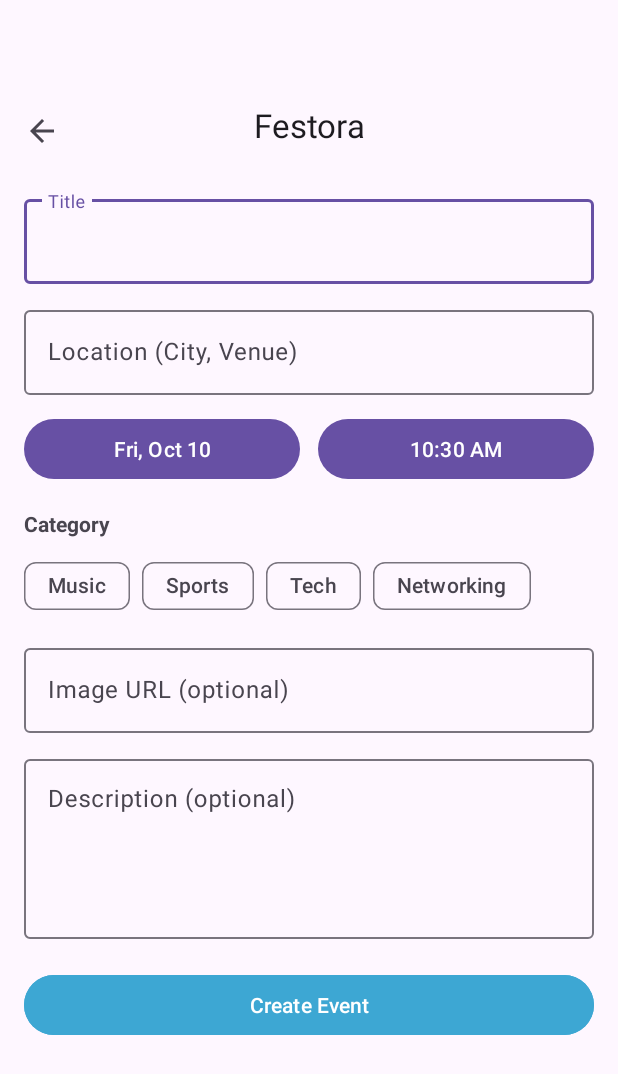
After one commit to adityavshisht/Festora, an Android app: the CreateEventActivity screen opened directly, with no data from a screen before it, on a phone screen of 412 x 824 dp. The commit adds this screen. Shown: the top 1074 px of the screen. Run offline under Robolectric (Android 15) with nearby library versions, the phone set to English and light mode, and no system bars; our stand-ins replace Firebase (no records; nobody signed in at launch, a user with empty details on screens opened directly).

Commit message:
create event
now the user can host his events. and can see his hosted events in profile section.

```diff
--- a/app/build.gradle.kts
+++ b/app/build.gradle.kts
@@ -57,6 +57,8 @@ dependencies {
     // Firebase Auth (for Google + Email login)
     implementation("com.google.firebase:firebase-auth:22.3.1    ")
 
+    implementation ("com.google.firebase:firebase-firestore")
+
     // (optional) Firebase Analytics
     implementation("com.google.firebase:firebase-analytics")
 
--- a/app/src/main/AndroidManifest.xml
+++ b/app/src/main/AndroidManifest.xml
@@ -72,6 +72,10 @@
                 <category android:name="android.intent.category.LAUNCHER" />
             </intent-filter>
         </activity>
+
+        <activity android:name=".CreateEventActivity"
+            android:exported="false" />
+
     </application>
 
 </manifest>
--- /dev/null
+++ b/app/src/main/java/com/metabots/festora/CreateEventActivity.java
@@ -0,0 +1,182 @@
+package com.metabots.festora;
+
+import android.content.Intent;
+import android.os.Bundle;
+import android.text.TextUtils;
+import android.widget.Toast;
+import android.util.Log;
+
+import androidx.activity.EdgeToEdge;
+import androidx.annotation.Nullable;
+import androidx.appcompat.app.AppCompatActivity;
+
+import com.google.android.material.appbar.MaterialToolbar;
+import com.google.android.material.button.MaterialButton;
+import com.google.android.material.chip.Chip;
+import com.google.android.material.chip.ChipGroup;
+import com.google.android.material.datepicker.MaterialDatePicker;
+import com.google.android.material.textfield.TextInputEditText;
+import com.google.android.material.timepicker.MaterialTimePicker;
+import com.google.android.material.timepicker.TimeFormat;
+
+import com.google.firebase.auth.FirebaseAuth;
+import com.google.firebase.auth.FirebaseUser;
+import com.google.firebase.firestore.FieldValue;
+import com.google.firebase.firestore.FirebaseFirestore;
+
+import java.text.SimpleDateFormat;
+import java.util.Calendar;
+import java.util.HashMap;
+import java.util.Locale;
+import java.util.Map;
+
+import static com.metabots.festora.data.FirestoreContract.Collections.EVENTS;
+import static com.metabots.festora.data.FirestoreContract.EventFields.*;
+
+public class CreateEventActivity extends AppCompatActivity {
+
+    private static final String TAG = "CreateEvent";
+
+    private TextInputEditText etTitle, etLocation, etImageUrl, etDescription;
+    private MaterialButton btnPickDate, btnPickTime, btnCreate;
+    private ChipGroup chipGroup;
+    private final Calendar when = Calendar.getInstance();
+
+    @Override
+    protected void onCreate(@Nullable Bundle savedInstanceState) {
+        super.onCreate(savedInstanceState);
+        EdgeToEdge.enable(this);
+        setContentView(R.layout.activity_create_event);
+
+        // Toolbar + back
+        MaterialToolbar toolbar = findViewById(R.id.toolbar);
+        setSupportActionBar(toolbar);
+        if (getSupportActionBar() != null) getSupportActionBar().setDisplayHomeAsUpEnabled(true);
+        toolbar.setNavigationOnClickListener(v -> getOnBackPressedDispatcher().onBackPressed());
+
+        // Views
+        etTitle       = findViewById(R.id.etTitle);
+        etLocation    = findViewById(R.id.etLocation);
+        etImageUrl    = findViewById(R.id.etImageUrl);
+        etDescription = findViewById(R.id.etDescription);
+        chipGroup     = findViewById(R.id.chipGroupCategory);
+        btnPickDate   = findViewById(R.id.btnPickDate);
+        btnPickTime   = findViewById(R.id.btnPickTime);
+        btnCreate     = findViewById(R.id.btnCreateEvent);
+
+        updateDateLabel();
+        updateTimeLabel();
+
+        btnPickDate.setOnClickListener(v -> showDatePicker());
+        btnPickTime.setOnClickListener(v -> showTimePicker());
+        btnCreate.setOnClickListener(v -> tryCreate());
+    }
+
+    private void showDatePicker() {
+        MaterialDatePicker<Long> dp = MaterialDatePicker.Builder
+                .datePicker()
+                .setTitleText("Select date")
+                .setSelection(when.getTimeInMillis())
+                .build();
+        dp.addOnPositiveButtonClickListener(selection -> {
+            when.setTimeInMillis(selection);
+            updateDateLabel();
+        });
+        dp.show(getSupportFragmentManager(), "date");
+    }
+
+    private void showTimePicker() {
+        MaterialTimePicker tp = new MaterialTimePicker.Builder()
+                .setTimeFormat(TimeFormat.CLOCK_12H)
+                .setHour(when.get(Calendar.HOUR_OF_DAY))
+                .setMinute(when.get(Calendar.MINUTE))
+                .setTitleText("Select time")
+                .build();
+        tp.addOnPositiveButtonClickListener(view -> {
+            when.set(Calendar.HOUR_OF_DAY, tp.getHour());
+            when.set(Calendar.MINUTE, tp.getMinute());
+            when.set(Calendar.SECOND, 0);
+            when.set(Calendar.MILLISECOND, 0);
+            updateTimeLabel();
+        });
+        tp.show(getSupportFragmentManager(), "time");
+    }
+
+    private void updateDateLabel() {
+        btnPickDate.setText(new SimpleDateFormat("EEE, MMM d", Locale.getDefault()).format(when.getTime()));
+    }
+
+    private void updateTimeLabel() {
+        btnPickTime.setText(new SimpleDateFormat("h:mm a", Locale.getDefault()).format(when.getTime()));
+    }
+
+    private @Nullable String selectedCategory() {
+        int id = chipGroup.getCheckedChipId();
+        if (id == -1) return null;
+        Chip c = findViewById(id);
+        return c != null ? c.getText().toString() : null;
+    }
+
+    private void tryCreate() {
+        String title       = safeText(etTitle);
+        String location    = safeText(etLocation);
+        String imageUrl    = safeText(etImageUrl);
+        String description = safeText(etDescription);
+        String category    = selectedCategory();
+
+        if (TextUtils.isEmpty(title)) { etTitle.setError("Title is required"); etTitle.requestFocus(); return; }
+        if (TextUtils.isEmpty(location)) { etLocation.setError("Location is required"); etLocation.requestFocus(); return; }
+
+        Toast.makeText(this, "Creating…", Toast.LENGTH_SHORT).show();
+        btnCreate.setEnabled(false);
+
+        String dateText = new SimpleDateFormat("EEE, MMM d • h:mm a", Locale.getDefault())
+                .format(when.getTime());
+
+        FirebaseUser user = FirebaseAuth.getInstance().getCurrentUser();
+        String hostUid = user != null ? user.getUid() : null;
+        String hostEmail = user != null ? user.getEmail() : null;
+
+        String eventId = String.valueOf(System.currentTimeMillis());
+
+        Map<String, Object> doc = new HashMap<>();
+        doc.put(TITLE, title);
+        doc.put(DATE_TEXT, dateText);
+        doc.put(LOCATION, location);
+        doc.put(IMAGE_URL, TextUtils.isEmpty(imageUrl) ? null : imageUrl);
+        doc.put(CATEGORY, category);
+        doc.put(DESCRIPTION, description);
+        doc.put(HOST_UID, hostUid);
+        doc.put(HOST_EMAIL, hostEmail);
+        doc.put(CREATED_AT, FieldValue.serverTimestamp());
+
+        Log.d(TAG, "Saving event " + eventId + " …");
+        FirebaseFirestore.getInstance()
+                .collection(EVENTS)
+                .document(eventId)
+                .set(doc)
+                .addOnSuccessListener(unused -> {
+                    Log.d(TAG, "Firestore: success");
+                    Toast.makeText(CreateEventActivity.this, "Event created", Toast.LENGTH_SHORT).show();
+
+                    // Explicitly return to Home no matter where we came from
+                    Intent home = new Intent(CreateEventActivity.this, HomeActivity.class);
+                    home.addFlags(Intent.FLAG_ACTIVITY_CLEAR_TOP | Intent.FLAG_ACTIVITY_SINGLE_TOP);
+                    startActivity(home);
+                    finish();
+                })
+                .addOnFailureListener(e -> {
+                    Log.e(TAG, "Firestore: failure", e);
+                    btnCreate.setEnabled(true);
+                    String msg = e != null && e.getMessage() != null ? e.getMessage() : "Failed to save";
+                    Toast.makeText(CreateEventActivity.this, msg, Toast.LENGTH_LONG).show();
+                })
+                .addOnCompleteListener(task -> {
+                    Log.d(TAG, "Firestore: complete (success=" + task.isSuccessful() + ")");
+                });
+    }
+
+    private static String safeText(TextInputEditText t) {
+        return t.getText() == null ? "" : t.getText().toString().trim();
+    }
+}
--- /dev/null
+++ b/app/src/main/res/drawable/ic_arrow_back_24.xml
@@ -0,0 +1,10 @@
+<?xml version="1.0" encoding="utf-8"?>
+<vector xmlns:android="http://schemas.android.com/apk/res/android"
+    android:width="24dp"
+    android:height="24dp"
+    android:viewportWidth="24"
+    android:viewportHeight="24">
+    <path
+        android:fillColor="#000000"
+        android:pathData="M20,11H7.83l5.59,-5.59L12,4l-8,8 8,8 1.41,-1.41L7.83,13H20v-2z"/>
+</vector>
--- /dev/null
+++ b/app/src/main/res/layout/activity_create_event.xml
@@ -0,0 +1,174 @@
+<?xml version="1.0" encoding="utf-8"?>
+<androidx.coordinatorlayout.widget.CoordinatorLayout
+    xmlns:android="http://schemas.android.com/apk/res/android"
+    xmlns:app="http://schemas.android.com/apk/res-auto"
+    android:id="@+id/create_event_root"
+    android:layout_width="match_parent"
+    android:layout_height="match_parent">
+
+    <!-- App bar -->
+    <com.google.android.material.appbar.AppBarLayout
+        android:layout_width="match_parent"
+        android:layout_height="wrap_content">
+
+        <com.google.android.material.appbar.MaterialToolbar
+            android:id="@+id/toolbar"
+            android:layout_width="match_parent"
+            android:layout_height="wrap_content"
+            android:title="Create Event"
+            android:navigationIcon="@drawable/ic_arrow_back_24"
+            app:titleCentered="true"
+            android:background="?attr/colorSurface"
+            android:paddingTop="@dimen/status_bar_height"/>
+    </com.google.android.material.appbar.AppBarLayout>
+
+    <!-- Content -->
+    <androidx.core.widget.NestedScrollView
+        android:layout_width="match_parent"
+        android:layout_height="match_parent"
+        app:layout_behavior="@string/appbar_scrolling_view_behavior">
+
+        <LinearLayout
+            android:orientation="vertical"
+            android:padding="16dp"
+            android:layout_width="match_parent"
+            android:layout_height="wrap_content">
+
+            <!-- Title -->
+            <com.google.android.material.textfield.TextInputLayout
+                style="@style/Widget.Material3.TextInputLayout.OutlinedBox"
+                android:layout_width="match_parent"
+                android:layout_height="wrap_content"
+                android:hint="Title">
+
+                <com.google.android.material.textfield.TextInputEditText
+                    android:id="@+id/etTitle"
+                    android:layout_width="match_parent"
+                    android:layout_height="wrap_content" />
+            </com.google.android.material.textfield.TextInputLayout>
+
+            <!-- Location -->
+            <com.google.android.material.textfield.TextInputLayout
+                style="@style/Widget.Material3.TextInputLayout.OutlinedBox"
+                android:layout_width="match_parent"
+                android:layout_height="wrap_content"
+                android:layout_marginTop="12dp"
+                android:hint="Location (City, Venue)">
+
+                <com.google.android.material.textfield.TextInputEditText
+                    android:id="@+id/etLocation"
+                    android:layout_width="match_parent"
+                    android:layout_height="wrap_content" />
+            </com.google.android.material.textfield.TextInputLayout>
+
+            <!-- Date & Time -->
+            <LinearLayout
+                android:orientation="horizontal"
+                android:layout_width="match_parent"
+                android:layout_height="wrap_content"
+                android:layout_marginTop="12dp">
+
+                <com.google.android.material.button.MaterialButton
+                    android:id="@+id/btnPickDate"
+                    android:layout_width="0dp"
+                    android:layout_height="wrap_content"
+                    android:layout_weight="1"
+                    android:text="Pick date" />
+
+                <View
+                    android:layout_width="12dp"
+                    android:layout_height="1dp"/>
+
+                <com.google.android.material.button.MaterialButton
+                    android:id="@+id/btnPickTime"
+                    android:layout_width="0dp"
+                    android:layout_height="wrap_content"
+                    android:layout_weight="1"
+                    android:text="Pick time" />
+            </LinearLayout>
+
+            <!-- Category -->
+            <TextView
+                android:layout_width="wrap_content"
+                android:layout_height="wrap_content"
+                android:text="Category"
+                android:layout_marginTop="16dp"
+                android:textStyle="bold"/>
+
+            <com.google.android.material.chip.ChipGroup
+                android:id="@+id/chipGroupCategory"
+                android:layout_width="match_parent"
+                android:layout_height="wrap_content"
+                app:singleSelection="true"
+                android:layout_marginTop="8dp">
+
+                <com.google.android.material.chip.Chip
+                    style="@style/Widget.Material3.Chip.Filter"
+                    android:layout_width="wrap_content"
+                    android:layout_height="wrap_content"
+                    android:text="Music"/>
+
+                <com.google.android.material.chip.Chip
+                    style="@style/Widget.Material3.Chip.Filter"
+                    android:layout_width="wrap_content"
+                    android:layout_height="wrap_content"
+                    android:text="Sports"/>
+
+                <com.google.android.material.chip.Chip
+                    style="@style/Widget.Material3.Chip.Filter"
+                    android:layout_width="wrap_content"
+                    android:layout_height="wrap_content"
+                    android:text="Tech"/>
+
+                <com.google.android.material.chip.Chip
+                    style="@style/Widget.Material3.Chip.Filter"
+                    android:layout_width="wrap_content"
+                    android:layout_height="wrap_content"
+                    android:text="Networking"/>
+            </com.google.android.material.chip.ChipGroup>
+
+            <!-- Image URL (optional) -->
+            <com.google.android.material.textfield.TextInputLayout
+                style="@style/Widget.Material3.TextInputLayout.OutlinedBox"
+                android:layout_width="match_parent"
+                android:layout_height="wrap_content"
+                android:layout_marginTop="12dp"
+                android:hint="Image URL (optional)">
+
+                <com.google.android.material.textfield.TextInputEditText
+                    android:id="@+id/etImageUrl"
+                    android:layout_width="match_parent"
+                    android:layout_height="wrap_content"
+                    android:inputType="textUri"/>
+            </com.google.android.material.textfield.TextInputLayout>
+
+            <!-- Description (optional) -->
+            <com.google.android.material.textfield.TextInputLayout
+                style="@style/Widget.Material3.TextInputLayout.OutlinedBox"
+                android:layout_width="match_parent"
+                android:layout_height="wrap_content"
+                android:layout_marginTop="12dp"
+                android:hint="Description (optional)">
+
+                <com.google.android.material.textfield.TextInputEditText
+                    android:id="@+id/etDescription"
+                    android:layout_width="match_parent"
+                    android:layout_height="120dp"
+                    android:gravity="top|start"
+                    android:inputType="textMultiLine"
+                    android:overScrollMode="always"/>
+            </com.google.android.material.textfield.TextInputLayout>
+
+            <!-- Create -->
+            <com.google.android.material.button.MaterialButton
+                android:id="@+id/btnCreateEvent"
+                android:layout_width="match_parent"
+                android:layout_height="wrap_content"
+                android:text="Create Event"
+                android:layout_marginTop="20dp"
+                android:backgroundTint="@color/maincolor" />
+
+        </LinearLayout>
+    </androidx.core.widget.NestedScrollView>
+
+</androidx.coordinatorlayout.widget.CoordinatorLayout>
```
Also changed, not shown: app/src/main/java/com/metabots/festora/EventDoc.java (added, +33 -0 lines), app/src/main/java/com/metabots/festora/FirestoreContract.java (added, +21 -0 lines), app/src/main/java/com/metabots/festora/HomeActivity.java (+15 -53 lines), app/src/main/java/com/metabots/festora/MyEventsProfileActivity.java (+105 -12 lines), app/src/main/res/layout/activity_my_event_profile.xml (+60 -56 lines).
